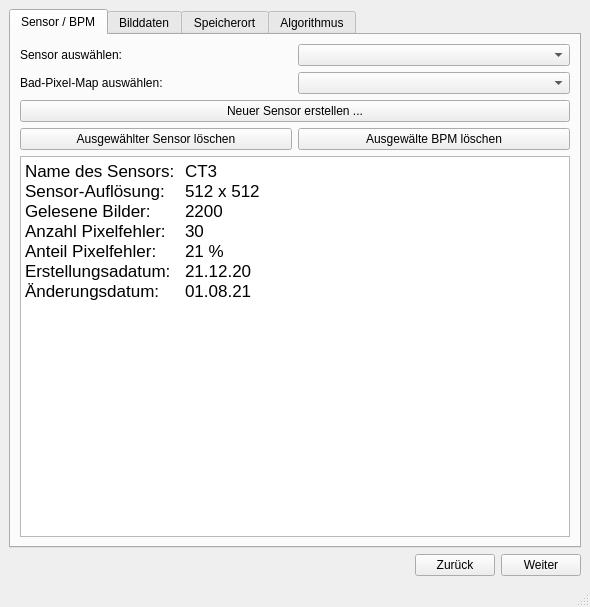
TrandyAndy/Bad-Pixel, file main/resources/base/badPixelMainWindow.ui: the form before one commit.
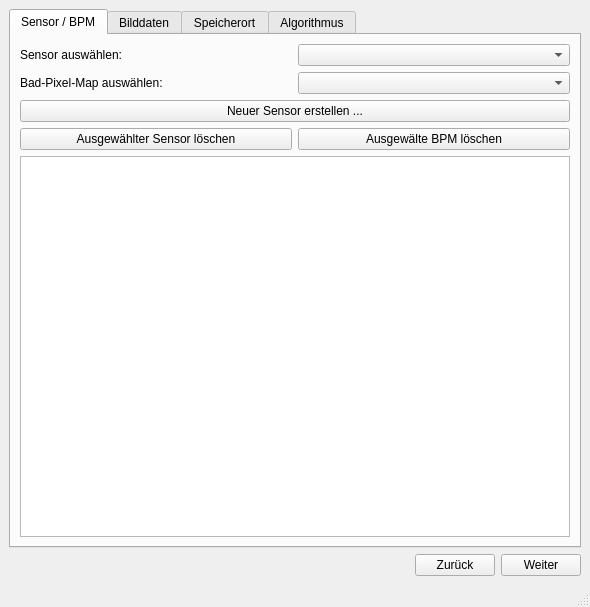
The form after the commit.

```diff
--- a/main/resources/base/badPixelMainWindow.ui
+++ b/main/resources/base/badPixelMainWindow.ui
@@ -103,13 +103,7 @@
 &lt;html&gt;&lt;head&gt;&lt;meta name=&quot;qrichtext&quot; content=&quot;1&quot; /&gt;&lt;style type=&quot;text/css&quot;&gt;
 p, li { white-space: pre-wrap; }
 &lt;/style&gt;&lt;/head&gt;&lt;body style=&quot; font-family:'.AppleSystemUIFont'; font-size:13pt; font-weight:400; font-style:normal;&quot;&gt;
-&lt;p style=&quot; margin-top:0px; margin-bottom:0px; margin-left:0px; margin-right:0px; -qt-block-indent:0; text-indent:0px;&quot;&gt;Name des Sensors:	CT3&lt;/p&gt;
-&lt;p style=&quot; margin-top:0px; margin-bottom:0px; margin-left:0px; margin-right:0px; -qt-block-indent:0; text-indent:0px;&quot;&gt;Sensor-Auflösung:	512 x 512&lt;/p&gt;
-&lt;p style=&quot; margin-top:0px; margin-bottom:0px; margin-left:0px; margin-right:0px; -qt-block-indent:0; text-indent:0px;&quot;&gt;Gelesene Bilder:	2200&lt;/p&gt;
-&lt;p style=&quot; margin-top:0px; margin-bottom:0px; margin-left:0px; margin-right:0px; -qt-block-indent:0; text-indent:0px;&quot;&gt;Anzahl Pixelfehler:	30&lt;/p&gt;
-&lt;p style=&quot; margin-top:0px; margin-bottom:0px; margin-left:0px; margin-right:0px; -qt-block-indent:0; text-indent:0px;&quot;&gt;Anteil Pixelfehler:	21 %&lt;/p&gt;
-&lt;p style=&quot; margin-top:0px; margin-bottom:0px; margin-left:0px; margin-right:0px; -qt-block-indent:0; text-indent:0px;&quot;&gt;Erstellungsadatum:	21.12.20&lt;/p&gt;
-&lt;p style=&quot; margin-top:0px; margin-bottom:0px; margin-left:0px; margin-right:0px; -qt-block-indent:0; text-indent:0px;&quot;&gt;Änderungsdatum:	01.08.21&lt;/p&gt;&lt;/body&gt;&lt;/html&gt;</string>
+&lt;p style=&quot;-qt-paragraph-type:empty; margin-top:0px; margin-bottom:0px; margin-left:0px; margin-right:0px; -qt-block-indent:0; text-indent:0px;&quot;&gt;&lt;br /&gt;&lt;/p&gt;&lt;/body&gt;&lt;/html&gt;</string>
             </property>
            </widget>
           </item>
```
